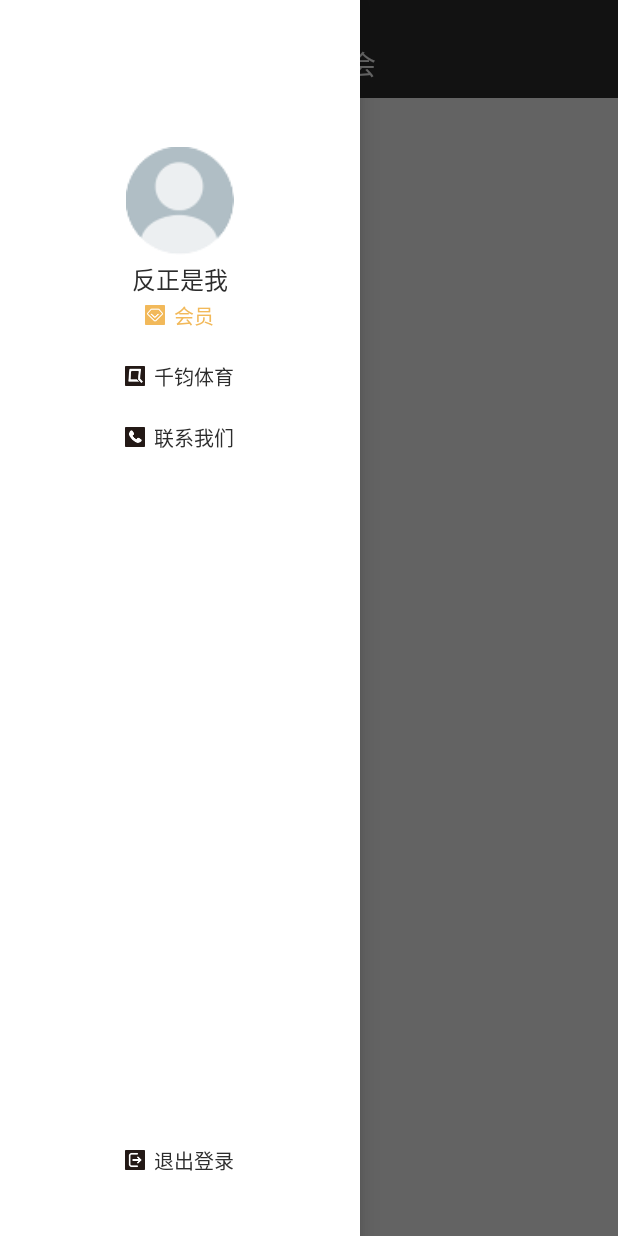
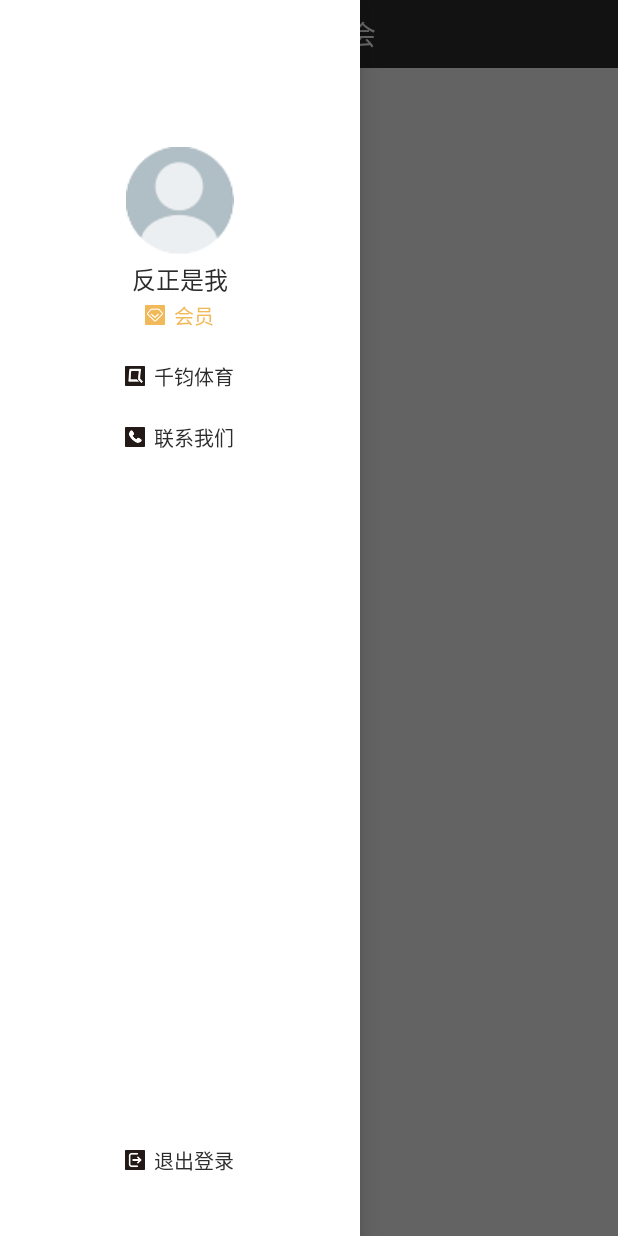
Before and after one commit to wangywwei/Bojihui, an Android app: the HomeActivity screen opened directly, with no data from a screen before it, with the side drawer open, on a phone screen of 412 x 824 dp. Run offline under Robolectric (Android 15) with nearby library versions, the phone set to English and light mode, and no system bars; our stand-ins replace ButterKnife; libraries missing offline, so code that uses them is left out: com.jaeger.library, com.jcodecraeer.xrecyclerview; 9 statements that could not run were skipped.

Commit message:
4.13第一次demo完成

```diff
--- a/app/src/main/res/layout/activity_home.xml
+++ b/app/src/main/res/layout/activity_home.xml
@@ -11,10 +11,6 @@
         android:orientation="vertical"
         android:layout_width="match_parent"
         android:layout_height="match_parent">
-        <View
-            android:background="@color/color_2C2C2C"
-            android:layout_width="match_parent"
-            android:layout_height="@dimen/man_20dp"/>
     <RelativeLayout
         android:background="@color/color_2C2C2C"
         android:layout_width="match_parent"
```
Also changed, not shown: app/src/main/java/com/hxbj/bijihui/module/HomeActivity.java (+8 -4 lines), app/src/main/java/com/hxbj/bijihui/module/web/WebViewCurrencyActivity.java (+11 -0 lines).
